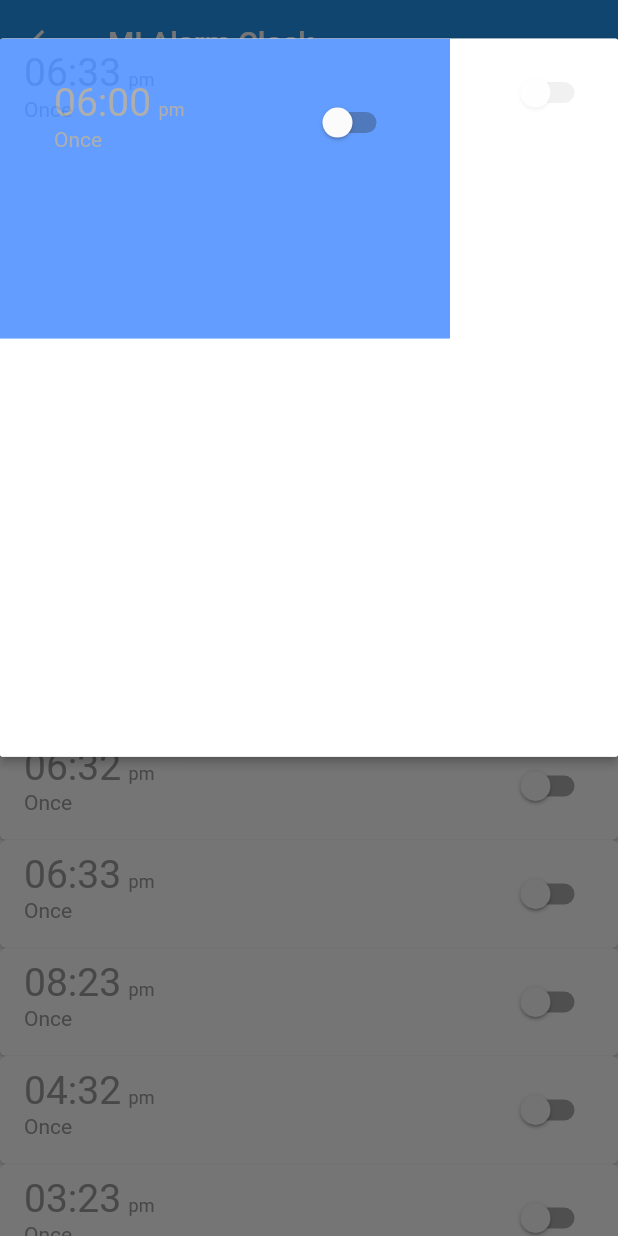
After one commit to SankethBK/flutter-animations, a Flutter app: the MIAlarmCustomModalAnatiomPage screen opened directly, after a tap on an icon or button, on a phone screen of 412 x 824 dp. The commit adds this screen. Run offline on Flutter 3.47's test engine with Material 2 defaults, Android fonts, the phone set to English and light mode, and no system bars.

Commit message:
try with open container

```diff
--- a/lib/main.dart
+++ b/lib/main.dart
@@ -1,5 +1,6 @@
 import 'package:flutter/material.dart';
 import 'package:flutter_animations/gmail_compose_button/main.dart';
+import 'package:flutter_animations/mi_alarm_clock/main.dart';
 import 'package:flutter_animations/whatsapp_fab/main.dart';
 import 'package:flutter_animations/whatsapp_profile_page/main.dart';
 import 'package:flutter_animations/whatsapp_toolbar/static_layout.dart';
@@ -83,6 +84,19 @@ class Home extends StatelessWidget {
                 child: const Text("Whatsapp Profile Page"),
               ),
             ),
+            Padding(
+              padding: const EdgeInsets.symmetric(horizontal: 50, vertical: 10),
+              child: ElevatedButton(
+                onPressed: () {
+                  Navigator.of(context).push(
+                    MaterialPageRoute(
+                      builder: (_) => const MIAlarmCustomModalAnatiomPage(),
+                    ),
+                  );
+                },
+                child: const Text("MI Alarm clock"),
+              ),
+            ),
           ],
         ),
       ),
--- /dev/null
+++ b/lib/mi_alarm_clock/main.dart
@@ -0,0 +1,107 @@
+import 'package:flutter/material.dart';
+import 'package:animations/animations.dart';
+
+class MIAlarmCustomModalAnatiomPage extends StatelessWidget {
+  const MIAlarmCustomModalAnatiomPage({Key? key}) : super(key: key);
+
+  @override
+  Widget build(BuildContext context) {
+    return Scaffold(
+      appBar: AppBar(title: const Text("MI Alarm Clock")),
+      body: ListView(
+        children: [
+          AlarmItem("06:33"),
+          AlarmItem("04:53"),
+          AlarmItem("07:23"),
+          AlarmItem("08:34"),
+          AlarmItem("04:31"),
+          AlarmItem("01:23"),
+          AlarmItem("06:32"),
+          AlarmItem("06:33"),
+          AlarmItem("08:23"),
+          AlarmItem("04:32"),
+          AlarmItem("03:23"),
+          AlarmItem("06:33"),
+        ],
+      ),
+    );
+  }
+
+  Widget AlarmItem(String alarmTime) {
+    return OpenContainer(
+      transitionDuration: const Duration(milliseconds: 3000),
+      openBuilder: (BuildContext context,
+          void Function({Object? returnValue}) closeContainer) {
+        return AlarmModal();
+      },
+      closedBuilder: (BuildContext context, void Function() openContainer) {
+        return Hero(
+          tag: "e",
+          child: ListTile(
+            title: RichText(
+              text: TextSpan(
+                text: alarmTime,
+                style: const TextStyle(fontSize: 26, color: Colors.grey),
+                children: const [
+                  WidgetSpan(
+                      alignment: PlaceholderAlignment.baseline,
+                      baseline: TextBaseline.alphabetic,
+                      child: SizedBox(width: 5)),
+                  TextSpan(text: "pm", style: TextStyle(fontSize: 12))
+                ],
+              ),
+            ),
+            subtitle: const Text(
+              "Once",
+              style: TextStyle(color: Colors.grey),
+            ),
+            trailing: Switch(value: false, onChanged: (_) {}),
+          ),
+        );
+      },
+    );
+  }
+}
+
+class AlarmModal extends StatelessWidget {
+  const AlarmModal({Key? key}) : super(key: key);
+
+  @override
+  Widget build(BuildContext context) {
+    return Scaffold(
+      backgroundColor: Colors.white,
+      body: Container(
+        height: 200,
+        width: 300,
+        color: Colors.blueAccent,
+        padding: const EdgeInsets.all(20.0),
+        child: Align(
+          alignment: Alignment.topCenter,
+          child: Hero(
+            tag: "e",
+            child: ListTile(
+              title: RichText(
+                text: TextSpan(
+                  text: "06:00",
+                  style: const TextStyle(fontSize: 26, color: Colors.grey),
+                  children: const [
+                    WidgetSpan(
+                        alignment: PlaceholderAlignment.baseline,
+                        baseline: TextBaseline.alphabetic,
+                        child: SizedBox(width: 5)),
+                    TextSpan(text: "pm", style: TextStyle(fontSize: 12))
+                  ],
+                ),
+              ),
+              subtitle: const Text(
+                "Once",
+                style: TextStyle(color: Colors.grey),
+              ),
+              trailing: Switch(value: false, onChanged: (_) {}),
+            ),
+          ),
+        ),
+      ),
+    );
+  }
+}
```
Also changed, not shown: pubspec.yaml (+5 -15 lines), pubspec.lock.
